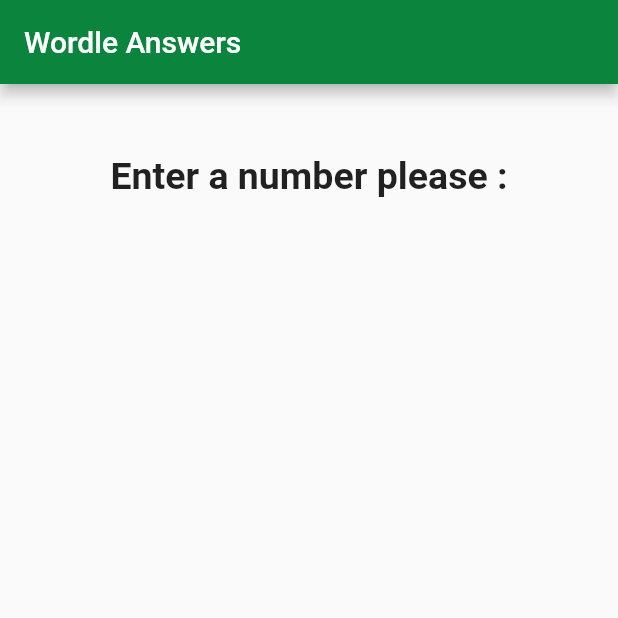
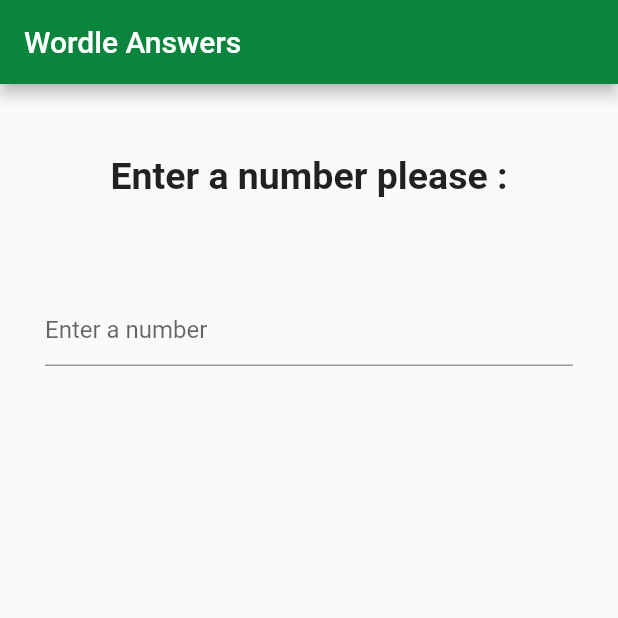
Before and after one commit to Mashallight/Flutter-Lists, a Flutter app: the screen it shows after launch, on a phone screen of 412 x 824 dp, the top half of it. Run offline on Flutter 3.47's test engine with Material 2 defaults, Android fonts, the light colour scheme and no system bars.

Commit message:
add input to widgett

```diff
--- a/lib/main.dart
+++ b/lib/main.dart
@@ -22,7 +22,7 @@
         ),
 
         body: Column(
-          children: [const Question("Enter a number please : ")],
+          children: [const Question("Enter a number please : "),Input()],
         ),
       ),
     );
```
